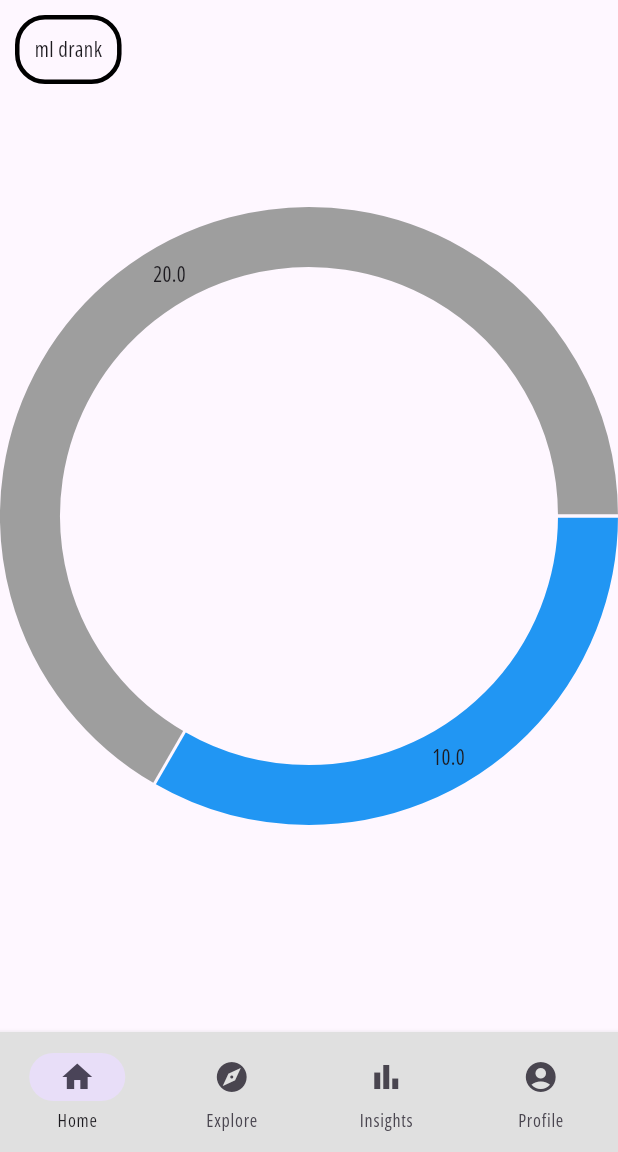
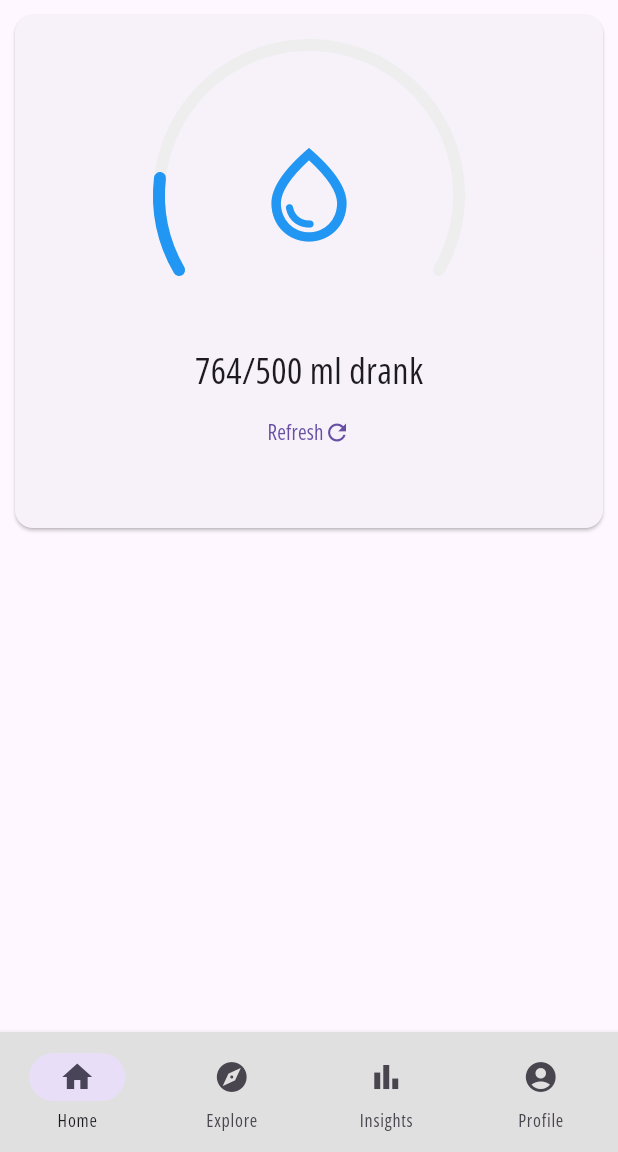
Before and after one commit to haowenyu49/smart-flask, a Flutter app: the screen it shows after launch, on a phone screen of 412 x 824 dp, the part 84-1236 px from its top. Run offline on Flutter 3.47's test engine with Material 3 defaults, Android fonts, the phone set to English and light mode, and no system bars; drawn by our look-alikes of fl_chart.

Commit message:
Homepage Update

```diff
--- /dev/null
+++ b/lib/components/ArcProgressIndicator.dart
@@ -0,0 +1,102 @@
+// arc_progress_indicator.dart
+import 'package:flutter/material.dart';
+import 'dart:math' as math;
+
+class ArcProgressIndicator extends StatelessWidget {
+  final double progress;
+  final double strokeWidth;
+  final Color backgroundColor;
+  final Color progressColor;
+  final double width;
+  final double height;
+  final Widget child;
+
+
+  const ArcProgressIndicator({
+    Key? key,
+    required this.progress,
+    this.strokeWidth = 10.0,
+    this.backgroundColor = const Color(0xFFEEEEEE),
+    this.progressColor = Colors.blue,
+    this.width = 200.0,
+    this.height = 200.0,
+    required this.child
+  }) : super(key: key);
+
+  @override
+  Widget build(BuildContext context) {
+    return SizedBox(
+      width: width,
+      height: height,
+      child: CustomPaint(
+        painter: _ArcPainter(
+          progress: progress,
+          strokeWidth: strokeWidth,
+          backgroundColor: backgroundColor,
+          progressColor: progressColor,
+        ),
+        child: Container(
+          width: width,
+          height: height,
+          child: Center(child:child)
+        )
+      ),
+    );
+  }
+}
+
+class _ArcPainter extends CustomPainter {
+  final double progress;
+  final double strokeWidth;
+  final Color backgroundColor;
+  final Color progressColor;
+
+  _ArcPainter({
+    required this.progress,
+    required this.strokeWidth,
+    required this.backgroundColor,
+    required this.progressColor,
+  });
+
+  // Utility function to convert degrees to radians
+  double _radians(double degrees) => degrees * (math.pi / 180.0);
+
+  @override
+  void paint(Canvas canvas, Size size) {
+    Paint backgroundPaint = Paint()
+      ..color = backgroundColor
+      ..strokeCap = StrokeCap.round
+      ..style = PaintingStyle.stroke
+      ..strokeWidth = strokeWidth;
+
+    Paint progressPaint = Paint()
+      ..color = progressColor
+      ..strokeCap = StrokeCap.round
+      ..style = PaintingStyle.stroke
+      ..strokeWidth = strokeWidth;
+
+    // Background Arc
+    canvas.drawArc(
+      Rect.fromLTWH(0, 0, size.width, size.height),
+      _radians(-210),
+      _radians(240),
+      false,
+      backgroundPaint,
+    );
+
+    // Foreground Arc
+    double progressRadians = _radians(240) * progress;
+    canvas.drawArc(
+      Rect.fromLTWH(0, 0, size.width, size.height),
+      _radians(-210),
+      progressRadians,
+      false,
+      progressPaint,
+    );
+  }
+
+  @override
+  bool shouldRepaint(covariant CustomPainter oldDelegate) {
+    return false;
+  }
+}
--- a/lib/main.dart
+++ b/lib/main.dart
@@ -1,5 +1,6 @@
 import 'package:fl_chart/fl_chart.dart';
 import 'package:flutter/material.dart';
+import 'package:smartflask/components/ArcProgressIndicator.dart';
 import 'package:smartflask/main.dart';
 import 'package:smartflask/components/pie_chart.dart';
 
@@ -14,6 +15,7 @@ class MyApp extends StatefulWidget {
 }
 class _MyAppState extends State<MyApp> {
   int selectedPageIndex = 0;
+  double progress = 0.152;
   @override
   Widget build(BuildContext context)
   {
@@ -26,38 +28,50 @@ class _MyAppState extends State<MyApp> {
 
           backgroundColor: Colors.blue,
         ),
-        body: Stack(
-          children: [
-            Container(
+        body: Center(
 
-              child: const Text('ml drank'),
-              margin: const EdgeInsets.all(10),
-              padding: const EdgeInsets.all(10),
-
-              decoration: BoxDecoration(
-                  border: Border.all(
-                    color: Colors.black,
-                    width: 3,
+          child: Column(
+            mainAxisAlignment: MainAxisAlignment.start,
+              children: <Widget>[
+                Card(
+                  margin: EdgeInsets.all(10),
+                  child: Padding(
+                    padding: EdgeInsets.all(20),
+                    child: Column(
+                      children: <Widget> [
+                        Positioned(
+                            bottom: 8,
+                            child: ArcProgressIndicator(
+                              progress: progress,
+                              strokeWidth: 8.0,
+                              child: Icon(Icons.water_drop_outlined,
+                                color: Colors.blue,
+                                size:75,
                             ),
-                  borderRadius: BorderRadius.all((Radius.circular(20)))
                     ),
-
                         ),
-            Container(
-              child: PieChart(
-                  PieChartData(sections: [
-                    PieChartSectionData(
-                      value: 10,
-                      color: Colors.blue,
+                        Positioned(
+                          bottom: 2,
+                          child: Text(
+                          '764/500 ml drank',
+                          style: TextStyle(fontSize: 24),
                         ),
-                    PieChartSectionData(
-                      value: 20,
-                      color: Colors.grey
+                        ),
+                        TextButton(onPressed: () {}, child: Row (
+                          mainAxisAlignment: MainAxisAlignment.center,
+                            children: <Widget> [
+                            Text('Refresh'),
+                            Icon(Icons.refresh),
+                            ]
                           )
-                  ])
+                        ),
+                        SizedBox(height: 20),
+                      ]
+                    )
                   )
                 )
               ],
+        ),
         ),
 
 
```
Lines whose indentation alone changed are shown as unchanged.
